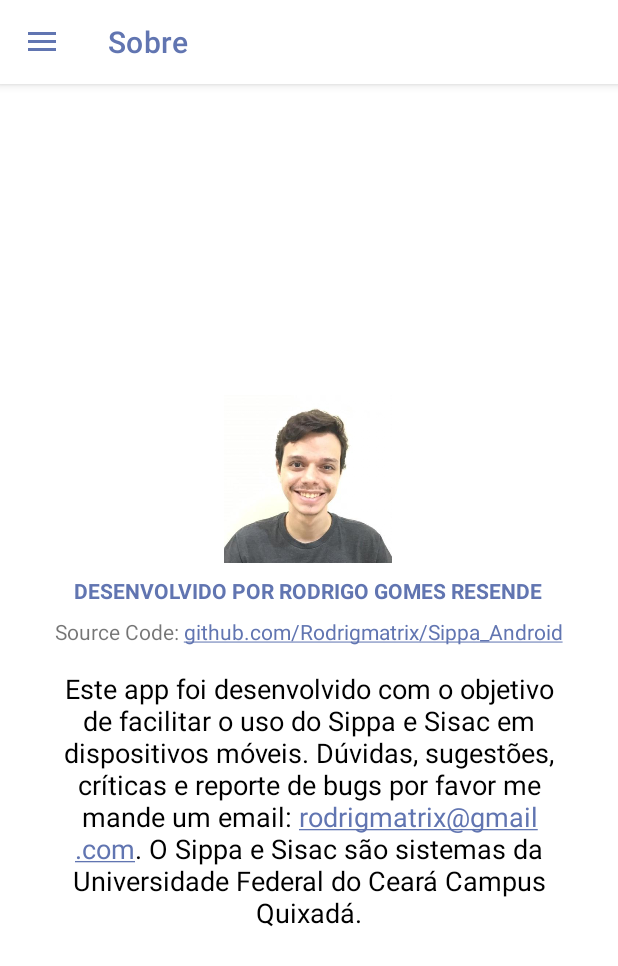
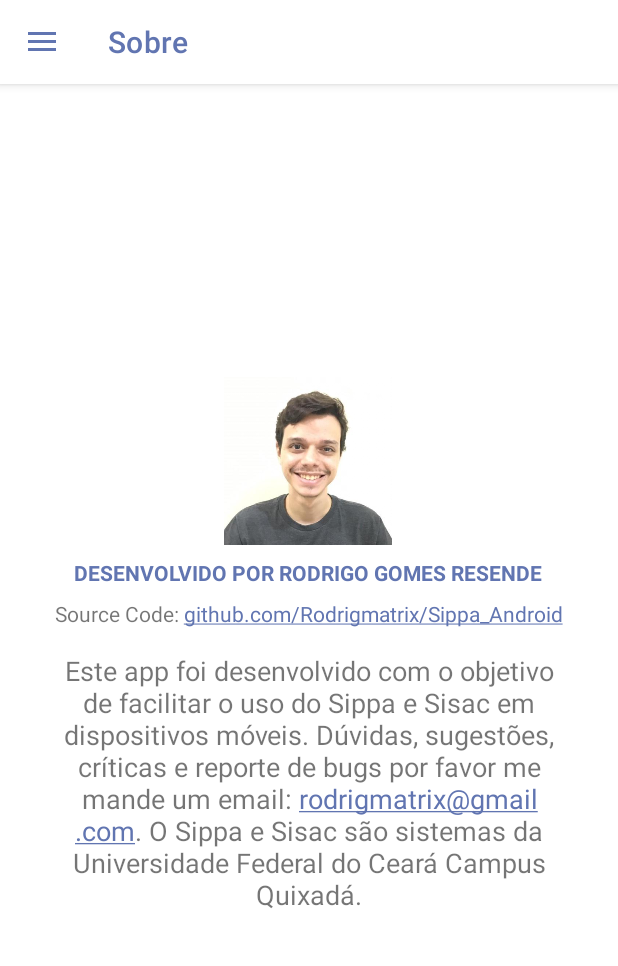
Before and after one commit to rodrigmatrix/sippa_android, an Android app: the DisciplinasFragment screen opened directly, with no data from a screen before it, in the side drawer, after a tap on "Sobre", on a phone screen of 412 x 824 dp. Shown: the top 966 px of the screen. Run offline under Robolectric (Android 15) with nearby library versions, the phone set to English and light mode, and no system bars; our stand-ins replace Room's generated code; libraries missing offline, so code that uses them is left out: org.jetbrains.anko; 21 statements that could not run were skipped.

Commit message:
Dark Theme implementado

```diff
--- a/app/src/main/AndroidManifest.xml
+++ b/app/src/main/AndroidManifest.xml
@@ -28,7 +28,7 @@
         </activity>
         <activity
                 android:name=".MainActivity"
-                android:theme="@style/Theme.MyApp.DarkTheme"
+                android:theme="@style/Theme.MyApp.NoActionBar"
                 android:screenOrientation="portrait">
             <intent-filter>
                 <action android:name="android.intent.action.MAIN"/>
--- a/app/src/main/res/layout/activity_disciplina.xml
+++ b/app/src/main/res/layout/activity_disciplina.xml
@@ -11,7 +11,6 @@
     <androidx.appcompat.widget.Toolbar
             android:layout_width="match_parent"
             android:layout_height="wrap_content"
-            android:background="@color/White"
             android:id="@+id/toolbar"
             app:title="Nome da disciplina"
             app:titleTextColor="@color/colorPrimary"
@@ -21,8 +20,7 @@
             android:layout_width="match_parent"
             android:layout_height="wrap_content"
             app:tabSelectedTextColor="@color/colorPrimary"
-            style="@style/Widget.MaterialComponents.TabLayout"
-            android:background="@color/White"/>
+            style="@style/Widget.MaterialComponents.TabLayout"/>
     <androidx.viewpager.widget.ViewPager
             android:id="@+id/view_pager"
             android:layout_width="match_parent"
--- a/app/src/main/res/layout/activity_main.xml
+++ b/app/src/main/res/layout/activity_main.xml
@@ -37,8 +37,7 @@
 
             <androidx.constraintlayout.widget.ConstraintLayout
                     android:layout_width="match_parent"
-                    android:layout_height="match_parent"
-                    android:background="@color/White">
+                    android:layout_height="match_parent">
 
                 <androidx.core.widget.ContentLoadingProgressBar
                         android:id="@+id/progressLogin"
--- a/app/src/main/res/layout/app_bar_home.xml
+++ b/app/src/main/res/layout/app_bar_home.xml
@@ -10,22 +10,17 @@
     <com.google.android.material.appbar.AppBarLayout
             android:layout_height="wrap_content"
             android:layout_width="match_parent"
-            android:background="@color/White"
             android:elevation="24dp"
             android:theme="@style/AppTheme.AppBarOverlay">
 
         <androidx.appcompat.widget.Toolbar
                 android:id="@+id/toolbar"
                 app:liftOnScroll="true"
+                android:background="@color/White"
                 android:layout_width="match_parent"
                 app:titleTextColor="@color/colorPrimary"
                 android:layout_height="?attr/actionBarSize"
                 android:elevation="24dp"/>
-        <!--<View-->
-                <!--android:id="@+id/toolbar_shadow"-->
-                <!--android:layout_width="match_parent"-->
-                <!--android:layout_height="2dp"-->
-                <!--android:background="@color/cardview_shadow_start_color" />-->
 
     </com.google.android.material.appbar.AppBarLayout>
 
--- a/app/src/main/res/layout/fragment_info.xml
+++ b/app/src/main/res/layout/fragment_info.xml
@@ -35,10 +35,10 @@
             />
             <TextView
                     android:text="Este app foi desenvolvido com o objetivo de facilitar o uso do Sippa e Sisac em dispositivos móveis. Dúvidas, sugestões, críticas e reporte de bugs por favor me mande um email: rodrigmatrix@gmail.com. O Sippa e Sisac são sistemas da Universidade Federal do Ceará Campus Quixadá."
-                    android:layout_width="match_parent"
+                    android:layout_width="392dp"
                     android:paddingLeft="20dp"
                     android:paddingRight="20dp"
-                    android:layout_height="174dp"
+                    android:layout_height="198dp"
                     android:id="@+id/textView3"
                     android:textAlignment="center"
                     android:textSize="18sp"
@@ -47,7 +47,7 @@
                     app:layout_constraintStart_toStartOf="parent" android:layout_marginEnd="8dp"
                     app:layout_constraintEnd_toEndOf="parent"
                     android:layout_marginTop="16dp" app:layout_constraintTop_toBottomOf="@+id/textView4"
-                    android:textColor="#000000" android:layout_marginBottom="8dp"
+                    android:layout_marginBottom="8dp"
                     app:layout_constraintBottom_toBottomOf="parent"/>
             <TextView
                     android:text="Source Code: github.com/Rodrigmatrix/Sippa_Android"
--- a/app/src/main/res/values/styles.xml
+++ b/app/src/main/res/values/styles.xml
@@ -21,7 +21,6 @@
         <item name="windowActionBar">false</item>
         <item name="elevationOverlaysEnabled">true</item>
         <item name="windowNoTitle">true</item>
-
     </style>
 
     <style name="Sippa">
```
Also changed, not shown: app/src/main/java/com/rodrigmatrix/sippa/Adapters/DisciplinasAdapter.kt (+12 -8 lines).
